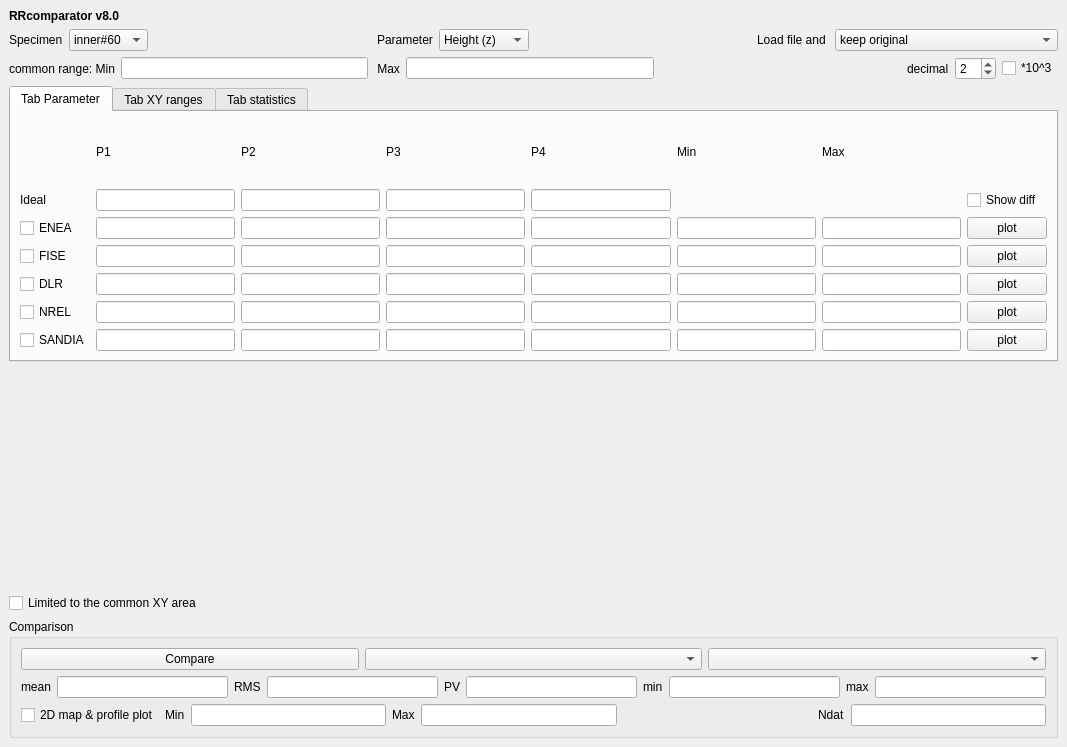
First picture: the form in Workspace/qtSource/RRcomparator/rrcmp.ui, repository mmonty1960/RRcomparator, before the edit.
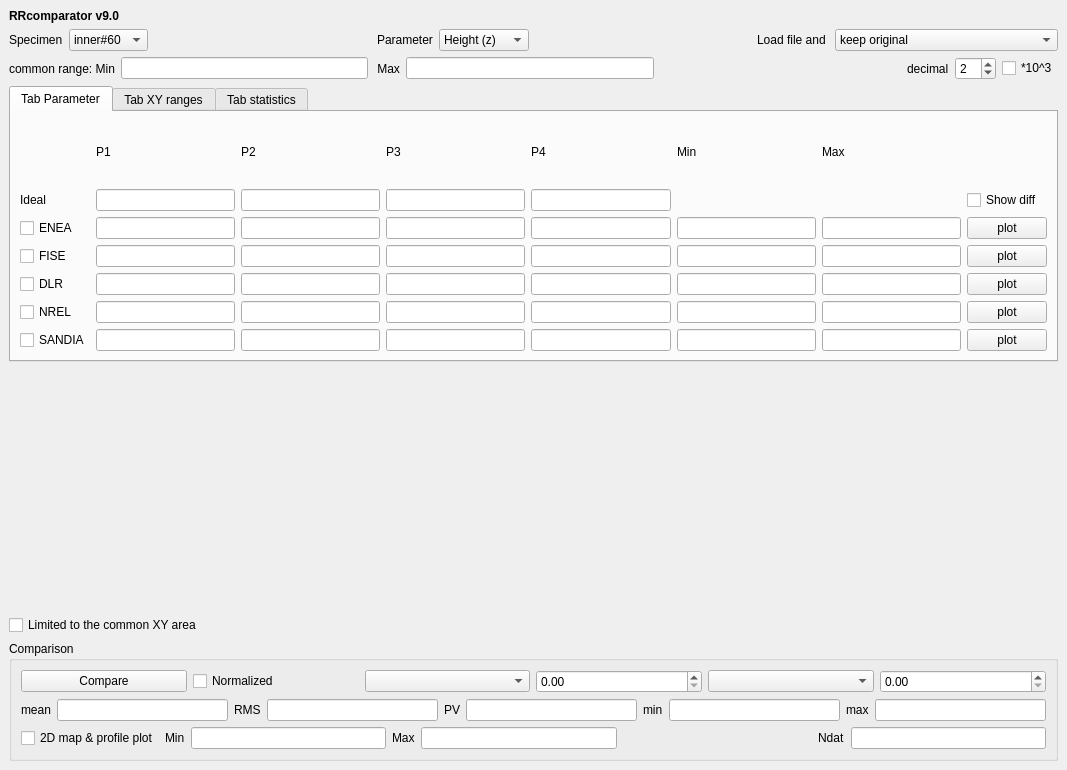
Second picture: the form after the edit.

Diff of the .ui file:
```diff
--- a/Workspace/qtSource/RRcomparator/rrcmp.ui
+++ b/Workspace/qtSource/RRcomparator/rrcmp.ui
@@ -7,7 +7,7 @@
     <x>0</x>
     <y>0</y>
     <width>1067</width>
-    <height>747</height>
+    <height>770</height>
    </rect>
   </property>
   <property name="windowTitle">
@@ -23,7 +23,7 @@
        </font>
       </property>
       <property name="text">
-       <string>RRcomparator v8.0</string>
+       <string>RRcomparator v9.0</string>
       </property>
      </widget>
     </item>
@@ -858,12 +858,33 @@
            </property>
           </widget>
          </item>
+         <item>
+          <widget class="QCheckBox" name="checkBox_norm">
+           <property name="text">
+            <string>Normalized</string>
+           </property>
+          </widget>
+         </item>
          <item>
           <widget class="QComboBox" name="comboBox_iPtn0"/>
          </item>
+         <item>
+          <widget class="QDoubleSpinBox" name="dSB_errPt0">
+           <property name="singleStep">
+            <double>0.010000000000000</double>
+           </property>
+          </widget>
+         </item>
          <item>
           <widget class="QComboBox" name="comboBox_iPtn1"/>
          </item>
+         <item>
+          <widget class="QDoubleSpinBox" name="dSB_errPt1">
+           <property name="singleStep">
+            <double>0.010000000000000</double>
+           </property>
+          </widget>
+         </item>
         </layout>
        </item>
        <item>
```
Left out of the diff: 18 changed lines with no effect on the pictures.
